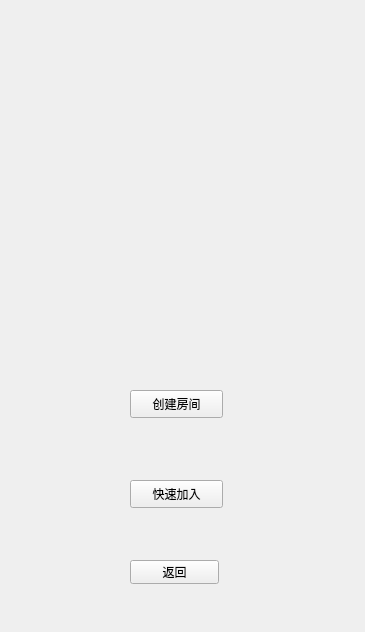
First picture: the form in online.ui, repository qiunoyi/Qt_cake_game, before the edit.
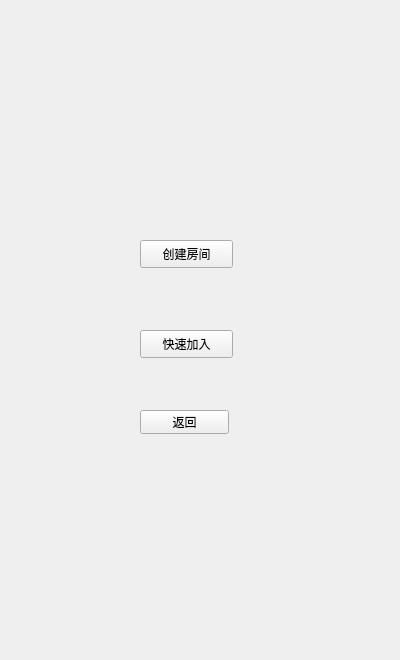
Second picture: the form after the edit.

```diff
--- a/online.ui
+++ b/online.ui
@@ -6,8 +6,8 @@
    <rect>
     <x>0</x>
     <y>0</y>
-    <width>365</width>
-    <height>632</height>
+    <width>400</width>
+    <height>660</height>
    </rect>
   </property>
   <property name="windowTitle">
@@ -16,8 +16,8 @@
   <widget class="QPushButton" name="create_room">
    <property name="geometry">
     <rect>
-     <x>130</x>
-     <y>390</y>
+     <x>140</x>
+     <y>240</y>
      <width>93</width>
      <height>28</height>
     </rect>
@@ -29,8 +29,8 @@
   <widget class="QPushButton" name="quick_join">
    <property name="geometry">
     <rect>
-     <x>130</x>
-     <y>480</y>
+     <x>140</x>
+     <y>330</y>
      <width>93</width>
      <height>28</height>
     </rect>
@@ -42,8 +42,8 @@
   <widget class="QPushButton" name="GoBackBtn">
    <property name="geometry">
     <rect>
-     <x>130</x>
-     <y>560</y>
+     <x>140</x>
+     <y>410</y>
      <width>89</width>
      <height>24</height>
     </rect>
```
